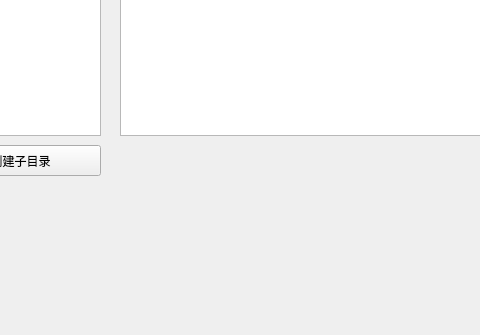
This is mainwindow.ui in maodlife/HDD-Index as Qt 5 draws it before an edit; both pictures show x 430 to 910 and y 425 to 760 of the 1096 by 760 pixel window. The edited form follows.
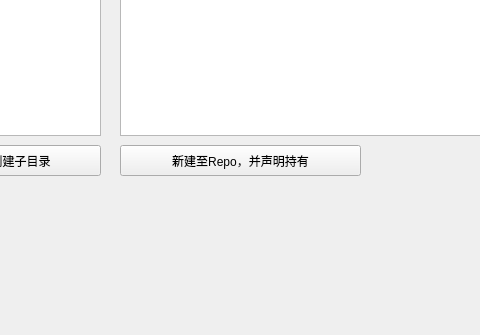
This is the edited form.

Patch:
```diff
--- a/mainwindow.ui
+++ b/mainwindow.ui
@@ -103,6 +103,19 @@
      <string>创建子目录</string>
     </property>
    </widget>
+   <widget class="QPushButton" name="AddToRepoAndDeclareBtn">
+    <property name="geometry">
+     <rect>
+      <x>550</x>
+      <y>570</y>
+      <width>241</width>
+      <height>31</height>
+     </rect>
+    </property>
+    <property name="text">
+     <string>新建至Repo，并声明持有</string>
+    </property>
+   </widget>
   </widget>
   <widget class="QMenuBar" name="menubar">
    <property name="geometry">
```
